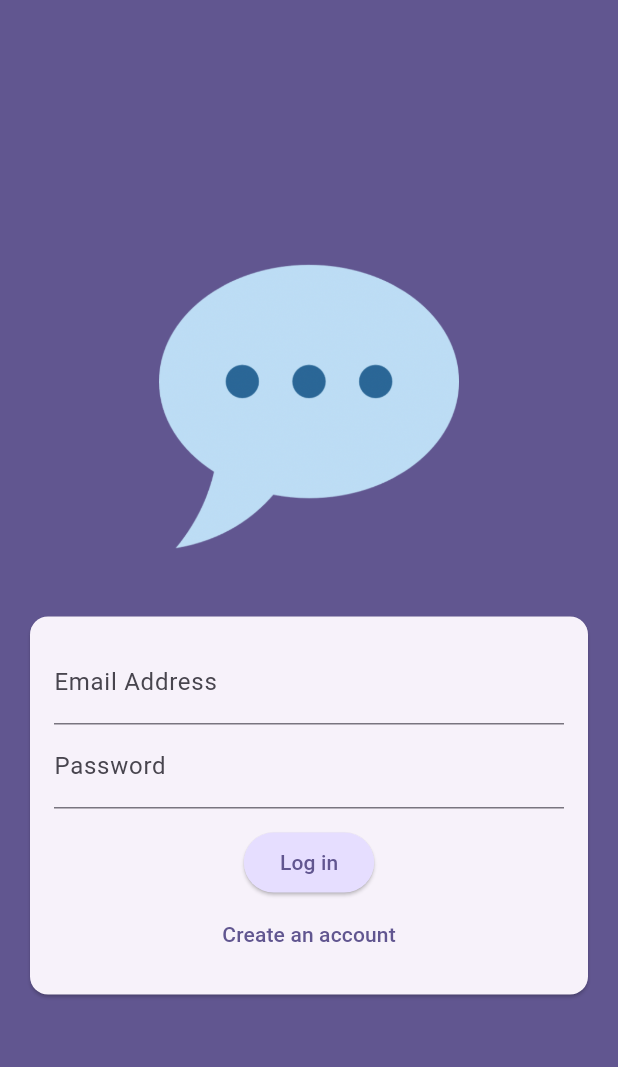
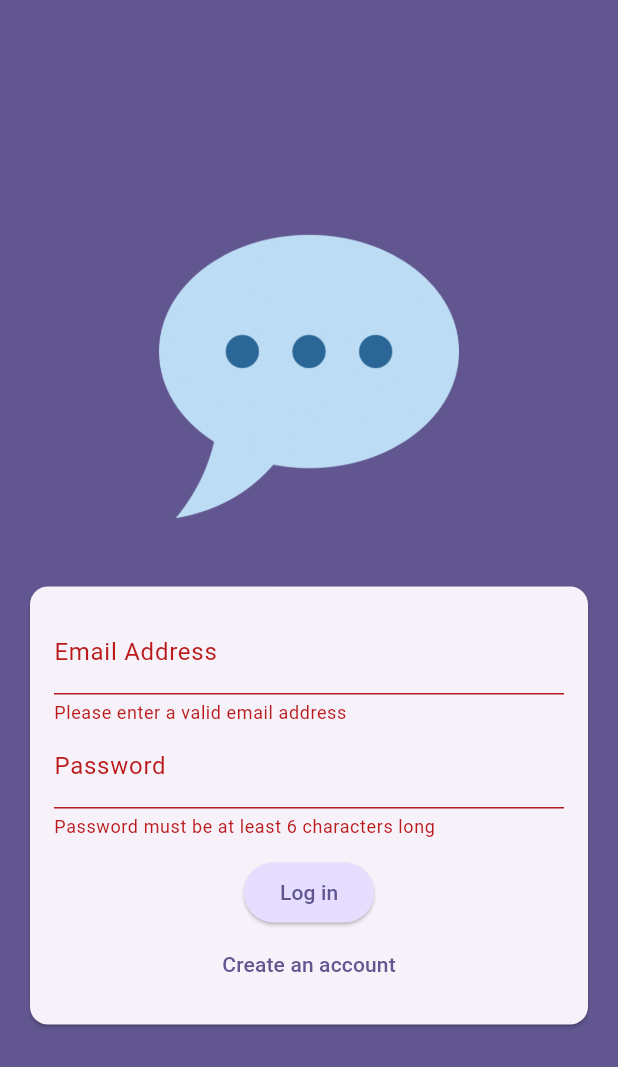
Before and after one commit to ierounaksaha/chat_app, a Flutter app: the screen it shows after launch, after a tap on "Log in", on a phone screen of 412 x 824 dp. Shown: the top 1067 px of the screen. Run offline on Flutter 3.47's test engine with Material 3 defaults, Android fonts, the phone set to English and light mode, and no system bars; our stand-ins replace firebase_auth, firebase_core; accounts and stored records are empty.

```diff
--- a/lib/main.dart
+++ b/lib/main.dart
@@ -1,11 +1,22 @@
 import 'package:chat_app/screens/auth.dart';
+import 'package:chat_app/screens/chat.dart';
+import 'package:chat_app/screens/splash.dart';
+import 'package:firebase_auth/firebase_auth.dart';
 import 'package:flutter/material.dart';
 
-void main(){
+import 'package:firebase_core/firebase_core.dart';
+import 'firebase_options.dart';
+
+void main() async {
+  WidgetsFlutterBinding.ensureInitialized();
+  await Firebase.initializeApp(
+    options: DefaultFirebaseOptions.currentPlatform,
+  );
+
   runApp(const App());
 }
 
-class App extends StatelessWidget{
+class App extends StatelessWidget {
   const App({super.key});
 
   @override
@@ -13,9 +24,21 @@ class App extends StatelessWidget{
     return MaterialApp(
       title: 'Flutter Chat',
       theme: ThemeData().copyWith(
-        colorScheme: ColorScheme.fromSeed(seedColor: const Color.fromARGB(255, 63, 17, 177)),
+        colorScheme: ColorScheme.fromSeed(
+            seedColor: const Color.fromARGB(255, 63, 17, 177)),
       ),
-      home:const AuthScreen(),
+      home: StreamBuilder(
+        stream: FirebaseAuth.instance.authStateChanges(),
+        builder:(ctx,snapshot){
+          if(snapshot.connectionState == ConnectionState.waiting){
+            return const SplashScreen();
+          }
+          if(snapshot.hasData){
+            return const ChatScreen();
+          }
+          return const AuthScreen();
+        },
+      ),
     );
   }
 }
--- a/lib/screens/auth.dart
+++ b/lib/screens/auth.dart
@@ -1,4 +1,7 @@
+import 'package:firebase_auth/firebase_auth.dart';
 import 'package:flutter/material.dart';
+
+final _firebase = FirebaseAuth.instance;
 
 class AuthScreen extends StatefulWidget {
   const AuthScreen({super.key});
@@ -10,10 +13,49 @@ class AuthScreen extends StatefulWidget {
 }
 
 class _AuthScreenState extends State<AuthScreen> {
+  final _form = GlobalKey<FormState>();
+
   bool _isLogin = true;
+  var _enteredEmail = '';
+  var _enteredPassword = '';
 
+  void _submit() async {
+    final isValid = _form.currentState!.validate();
+    if (!isValid) {
+      return;
+    }
+    _form.currentState!.save();
+    if (_isLogin) {
+      try {
+        final UserCredential = _firebase.signInWithEmailAndPassword(email: _enteredEmail, password: _enteredPassword);
 
+        print(UserCredential);
+      }on FirebaseAuthException catch (error) {
+        ScaffoldMessenger.of(context).clearSnackBars();
+        ScaffoldMessenger.of(context).showSnackBar(
+          SnackBar(
+            content: Text(error.message ?? 'Authentication failed'),
+          ),
+        );
+      }
+    } else {
+      try {
+        final userCredential = await _firebase.createUserWithEmailAndPassword(
+          email: _enteredEmail,
+          password: _enteredPassword,
+        );
 
+        print(userCredential);
+      } on FirebaseAuthException catch (error) {
+        ScaffoldMessenger.of(context).clearSnackBars();
+        ScaffoldMessenger.of(context).showSnackBar(
+          SnackBar(
+            content: Text(error.message ?? 'Authentication failed'),
+          ),
+        );
+      }
+    }
+  }
 
   @override
   Widget build(BuildContext context) {
@@ -40,6 +82,7 @@ class _AuthScreenState extends State<AuthScreen> {
                   child: Padding(
                     padding: const EdgeInsets.all(16),
                     child: Form(
+                      key: _form,
                       child: Column(
                         mainAxisSize: MainAxisSize.min,
                         children: [
@@ -50,6 +93,17 @@ class _AuthScreenState extends State<AuthScreen> {
                             keyboardType: TextInputType.emailAddress,
                             autocorrect: false,
                             textCapitalization: TextCapitalization.none,
+                            validator: (value) {
+                              if (value == null ||
+                                  value.trim().isEmpty ||
+                                  !value.contains('@')) {
+                                return 'Please enter a valid email address';
+                              }
+                              return null;
+                            },
+                            onSaved: (value) {
+                              _enteredEmail = value!;
+                            },
                           ),
                           TextFormField(
                             decoration: const InputDecoration(
@@ -57,24 +111,36 @@ class _AuthScreenState extends State<AuthScreen> {
                             ),
                             autocorrect: false,
                             obscureText: true,
+                            validator: (value) {
+                              if (value == null || value.trim().length < 6) {
+                                return 'Password must be at least 6 characters long';
+                              }
+                              return null;
+                            },
+                            onSaved: (value) {
+                              _enteredPassword = value!;
+                            },
                           ),
                           const SizedBox(
                             height: 12,
                           ),
                           ElevatedButton(
-                            onPressed: () {},
+                            onPressed: _submit,
                             style: ElevatedButton.styleFrom(
-                              backgroundColor: Theme.of(context).colorScheme.primaryContainer
-                            ),
-                            child: Text(_isLogin? 'Log in':'Sign Up'),
+                                backgroundColor: Theme.of(context)
+                                    .colorScheme
+                                    .primaryContainer),
+                            child: Text(_isLogin ? 'Log in' : 'Sign Up'),
                           ),
                           TextButton(
-                            onPressed: (){
+                            onPressed: () {
                               setState(() {
                                 _isLogin = !_isLogin;
                               });
                             },
-                            child: Text(_isLogin? 'Create an account' : 'I already have an account. Login.'),
+                            child: Text(_isLogin
+                                ? 'Create an account'
+                                : 'I already have an account. Login.'),
                           ),
                         ],
                       ),
--- /dev/null
+++ b/lib/screens/splash.dart
@@ -0,0 +1,16 @@
+import 'package:flutter/material.dart';
+
+class SplashScreen extends StatelessWidget{
+  const SplashScreen({super.key});
+
+  @override
+  Widget build(BuildContext context) {
+    // TODO: implement build
+    return Scaffold(
+      appBar: AppBar(
+        title: const Text('FlutterChat'),
+      ),
+      body:const Center(child: Text('Loading...'),),
+    );
+  }
+}
--- a/pubspec.yaml
+++ b/pubspec.yaml
@@ -35,6 +35,8 @@ dependencies:
   # The following adds the Cupertino Icons font to your application.
   # Use with the CupertinoIcons class for iOS style icons.
   cupertino_icons: ^1.0.8
+  firebase_core: ^3.8.0
+  firebase_auth: ^5.3.3
 
 dev_dependencies:
   flutter_test:
```
Also changed, not shown: lib/screens/chat.dart (added, +31 -0 lines), firebase.json (added), lib/firebase_options.dart (added), pubspec.lock, 6 other files.
